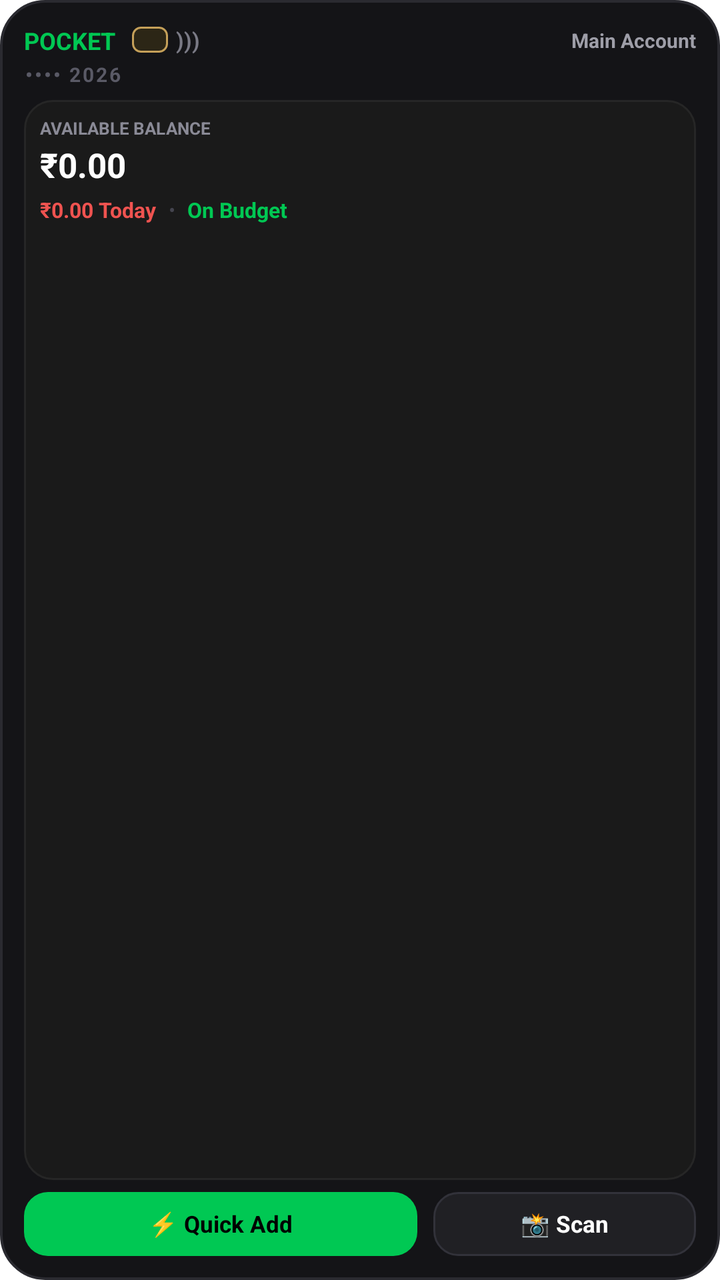
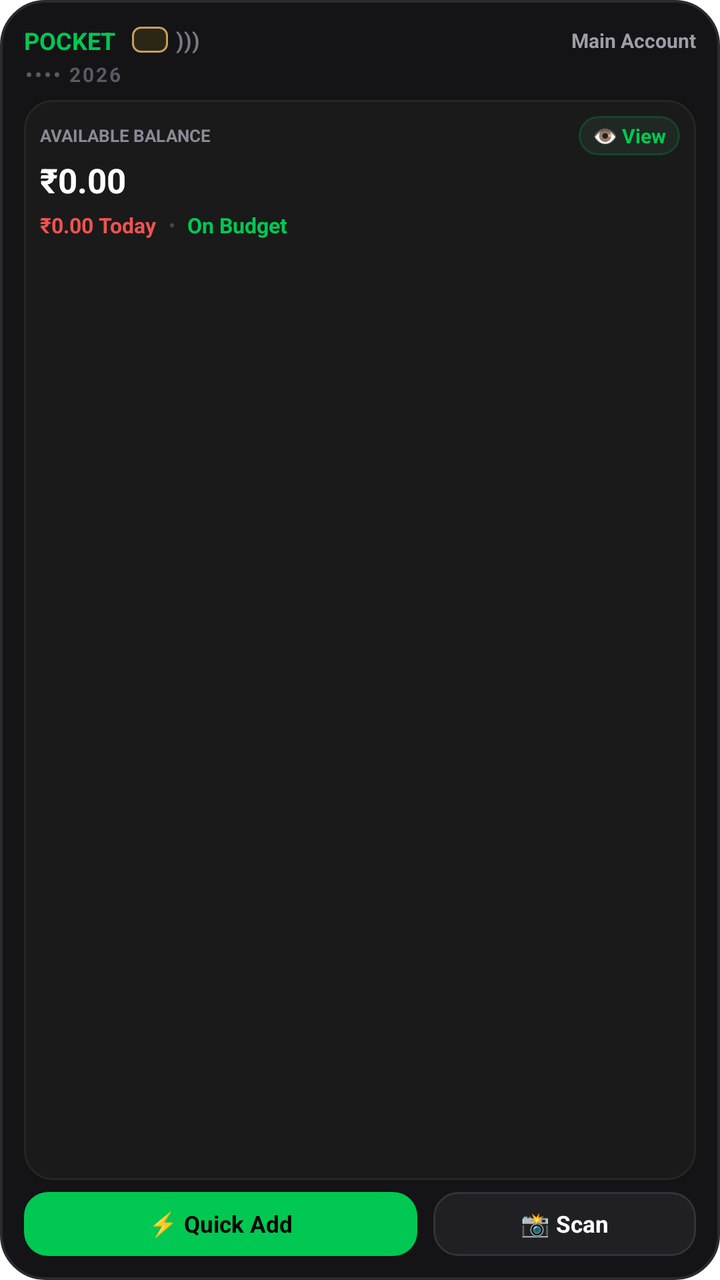

Compare the two renders of this Android layout. The source of the first and the diff that turns it into the second are given below.
<!-- AndroidManifest.xml: fallback theme Theme.MaterialComponents.DayNight.NoActionBar -->
<!-- res/layout/pocket_widget_layout.xml -->
<?xml version="1.0" encoding="utf-8"?>
<LinearLayout xmlns:android="http://schemas.android.com/apk/res/android"
    android:id="@+id/widget_root"
    android:layout_width="match_parent"
    android:layout_height="match_parent"
    android:background="@drawable/widget_card_bg"
    android:orientation="vertical"
    android:padding="12dp">

    
    <LinearLayout
        android:layout_width="match_parent"
        android:layout_height="wrap_content"
        android:gravity="center_vertical"
        android:orientation="horizontal">

        <TextView
            android:id="@+id/widget_title"
            android:layout_width="wrap_content"
            android:layout_height="wrap_content"
            android:text="POCKET"
            android:textColor="#00C853"
            android:textSize="12sp"
            android:textStyle="bold" />

        <LinearLayout
            android:layout_width="wrap_content"
            android:layout_height="wrap_content"
            android:layout_marginStart="8dp"
            android:layout_marginLeft="8dp"
            android:gravity="center_vertical"
            android:orientation="horizontal">

            
            <ImageView
                android:layout_width="18dp"
                android:layout_height="13dp"
                android:background="@drawable/widget_chip_emv"
                android:contentDescription="@null" />

            
            <TextView
                android:layout_width="wrap_content"
                android:layout_height="wrap_content"
                android:layout_marginStart="4dp"
                android:layout_marginLeft="4dp"
                android:text=")))"
                android:textColor="#7A7A85"
                android:textSize="11sp"
                android:textStyle="bold" />
        </LinearLayout>

        <ImageView
            android:layout_width="0dp"
            android:layout_height="1dp"
            android:layout_weight="1"
            android:contentDescription="@null" />

        <TextView
            android:id="@+id/widget_card_wallet_name"
            android:layout_width="wrap_content"
            android:layout_height="wrap_content"
            android:ellipsize="end"
            android:maxLines="1"
            android:text="Main Account"
            android:textColor="#9E9EA8"
            android:textSize="10sp"
            android:textStyle="bold" />
    </LinearLayout>

    
    <TextView
        android:id="@+id/widget_card_digits"
        android:layout_width="wrap_content"
        android:layout_height="wrap_content"
        android:layout_marginTop="2dp"
        android:letterSpacing="0.1"
        android:text="•••• 2026"
        android:textColor="#5A5A66"
        android:textSize="10sp"
        android:textStyle="bold" />

    
    <LinearLayout
        android:layout_width="match_parent"
        android:layout_height="0dp"
        android:layout_marginTop="6dp"
        android:layout_weight="1"
        android:background="@drawable/widget_card_inset"
        android:orientation="vertical"
        android:padding="8dp">

        <TextView
            android:id="@+id/widget_balance_label"
            android:layout_width="wrap_content"
            android:layout_height="wrap_content"
            android:text="AVAILABLE BALANCE"
            android:textColor="#8A8A96"
            android:textSize="8.5sp"
            android:textStyle="bold" />

        <TextView
            android:id="@+id/widget_total_balance"
            android:layout_width="wrap_content"
            android:layout_height="wrap_content"
            android:layout_marginTop="1dp"
            android:text="₹0.00"
            android:textColor="#FFFFFF"
            android:textSize="17sp"
            android:textStyle="bold" />

        
        <LinearLayout
            android:layout_width="match_parent"
            android:layout_height="wrap_content"
            android:layout_marginTop="4dp"
            android:gravity="center_vertical"
            android:orientation="horizontal">

            <TextView
                android:id="@+id/widget_today_expense"
                android:layout_width="wrap_content"
                android:layout_height="wrap_content"
                android:text="₹0.00 Today"
                android:textColor="#EF5350"
                android:textSize="10.5sp"
                android:textStyle="bold" />

            <TextView
                android:layout_width="wrap_content"
                android:layout_height="wrap_content"
                android:layout_marginLeft="6dp"
                android:layout_marginRight="6dp"
                android:text="•"
                android:textColor="#44444E"
                android:textSize="10sp" />

            <TextView
                android:id="@+id/widget_budget_tag"
                android:layout_width="0dp"
                android:layout_height="wrap_content"
                android:layout_weight="1"
                android:ellipsize="end"
                android:maxLines="1"
                android:text="On Budget"
                android:textColor="#00C853"
                android:textSize="10.5sp"
                android:textStyle="bold" />
        </LinearLayout>
    </LinearLayout>

    
    <LinearLayout
        android:layout_width="match_parent"
        android:layout_height="32dp"
        android:layout_marginTop="6dp"
        android:orientation="horizontal">

        
        <LinearLayout
            android:id="@+id/btn_quick_add"
            android:layout_width="0dp"
            android:layout_height="match_parent"
            android:layout_marginEnd="4dp"
            android:layout_marginRight="4dp"
            android:layout_weight="1.2"
            android:background="@drawable/widget_primary_btn"
            android:gravity="center"
            android:orientation="horizontal">

            <TextView
                android:layout_width="wrap_content"
                android:layout_height="wrap_content"
                android:text="⚡ Quick Add"
                android:textColor="#000000"
                android:textSize="11.5sp"
                android:textStyle="bold" />
        </LinearLayout>

        
        <LinearLayout
            android:id="@+id/btn_secondary_action"
            android:layout_width="0dp"
            android:layout_height="match_parent"
            android:layout_marginStart="4dp"
            android:layout_marginLeft="4dp"
            android:layout_weight="0.8"
            android:background="@drawable/widget_action_btn"
            android:gravity="center"
            android:orientation="horizontal">

            <TextView
                android:id="@+id/txt_secondary_action"
                android:layout_width="wrap_content"
                android:layout_height="wrap_content"
                android:text="📸 Scan"
                android:textColor="#FFFFFF"
                android:textSize="11.5sp"
                android:textStyle="bold" />
        </LinearLayout>
    </LinearLayout>

</LinearLayout>
<!-- resources referenced by this layout -->
<resources>
  <!-- drawable widget_action_btn (drawable) -->
  <?xml version="1.0" encoding="utf-8"?>
  <shape xmlns:android="http://schemas.android.com/apk/res/android"
      android:shape="rectangle">
      <solid android:color="#202024" />
      <corners android:radius="12dp" />
      <stroke
          android:width="1dp"
          android:color="#32323A" />
  </shape>
  <!-- drawable widget_card_bg (drawable) -->
  <?xml version="1.0" encoding="utf-8"?>
  <shape xmlns:android="http://schemas.android.com/apk/res/android"
      android:shape="rectangle">
      <solid android:color="#141417" />
      <corners android:radius="22dp" />
      <stroke
          android:width="1.2dp"
          android:color="#2A2A30" />
  </shape>
  <!-- drawable widget_card_inset (drawable) -->
  <?xml version="1.0" encoding="utf-8"?>
  <shape xmlns:android="http://schemas.android.com/apk/res/android"
      android:shape="rectangle">
      <solid android:color="#1A1A1A" />
      <corners android:radius="14dp" />
      <stroke
          android:width="1dp"
          android:color="#262626" />
  </shape>
  <!-- drawable widget_chip_emv (drawable) -->
  <?xml version="1.0" encoding="utf-8"?>
  <shape xmlns:android="http://schemas.android.com/apk/res/android"
      android:shape="rectangle">
      <solid android:color="#2C2616" />
      <corners android:radius="4dp" />
      <stroke
          android:width="1dp"
          android:color="#C5A059" />
  </shape>
  <!-- drawable widget_primary_btn (drawable) -->
  <?xml version="1.0" encoding="utf-8"?>
  <shape xmlns:android="http://schemas.android.com/apk/res/android"
      android:shape="rectangle">
      <solid android:color="#00C853" />
      <corners android:radius="12dp" />
  </shape>
</resources>

<!-- the commit's change to res/layout/pocket_widget_layout.xml (unified diff, before → after) -->
@@ -90,14 +90,46 @@
         android:orientation="vertical"
         android:padding="8dp">
 
-        <TextView
-            android:id="@+id/widget_balance_label"
-            android:layout_width="wrap_content"
-            android:layout_height="wrap_content"
-            android:text="AVAILABLE BALANCE"
-            android:textColor="#8A8A96"
-            android:textSize="8.5sp"
-            android:textStyle="bold" />
+        
+        <LinearLayout
+            android:layout_width="match_parent"
+            android:layout_height="wrap_content"
+            android:gravity="center_vertical"
+            android:orientation="horizontal">
+
+            <TextView
+                android:id="@+id/widget_balance_label"
+                android:layout_width="0dp"
+                android:layout_height="wrap_content"
+                android:layout_weight="1"
+                android:text="AVAILABLE BALANCE"
+                android:textColor="#8A8A96"
+                android:textSize="8.5sp"
+                android:textStyle="bold" />
+
+            
+            <LinearLayout
+                android:id="@+id/btn_toggle_balance"
+                android:layout_width="wrap_content"
+                android:layout_height="wrap_content"
+                android:background="@drawable/widget_toggle_btn_bg"
+                android:gravity="center_vertical"
+                android:orientation="horizontal"
+                android:paddingLeft="7dp"
+                android:paddingTop="3dp"
+                android:paddingRight="7dp"
+                android:paddingBottom="3dp">
+
+                <TextView
+                    android:id="@+id/txt_toggle_icon"
+                    android:layout_width="wrap_content"
+                    android:layout_height="wrap_content"
+                    android:text="👁️ View"
+                    android:textColor="#00C853"
+                    android:textSize="10sp"
+                    android:textStyle="bold" />
+            </LinearLayout>
+        </LinearLayout>
 
         <TextView
             android:id="@+id/widget_total_balance"
<!-- resource entries referenced after the edit -->
@@ -47,5 +47,15 @@
       <solid android:color="#00C853" />
       <corners android:radius="12dp" />
   </shape>
+  <!-- drawable widget_toggle_btn_bg (drawable) -->
+  <?xml version="1.0" encoding="utf-8"?>
+  <shape xmlns:android="http://schemas.android.com/apk/res/android"
+      android:shape="rectangle">
+      <solid android:color="#1F2822" />
+      <corners android:radius="10dp" />
+      <stroke
+          android:width="1dp"
+          android:color="#3500C853" />
+  </shape>
 </resources>
 
